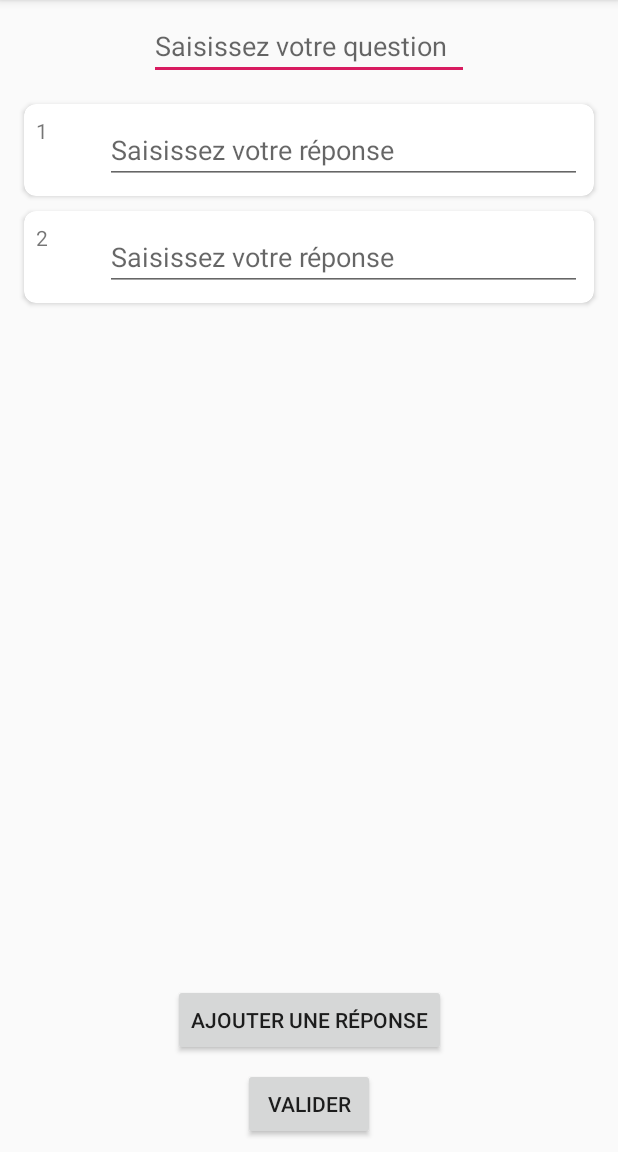
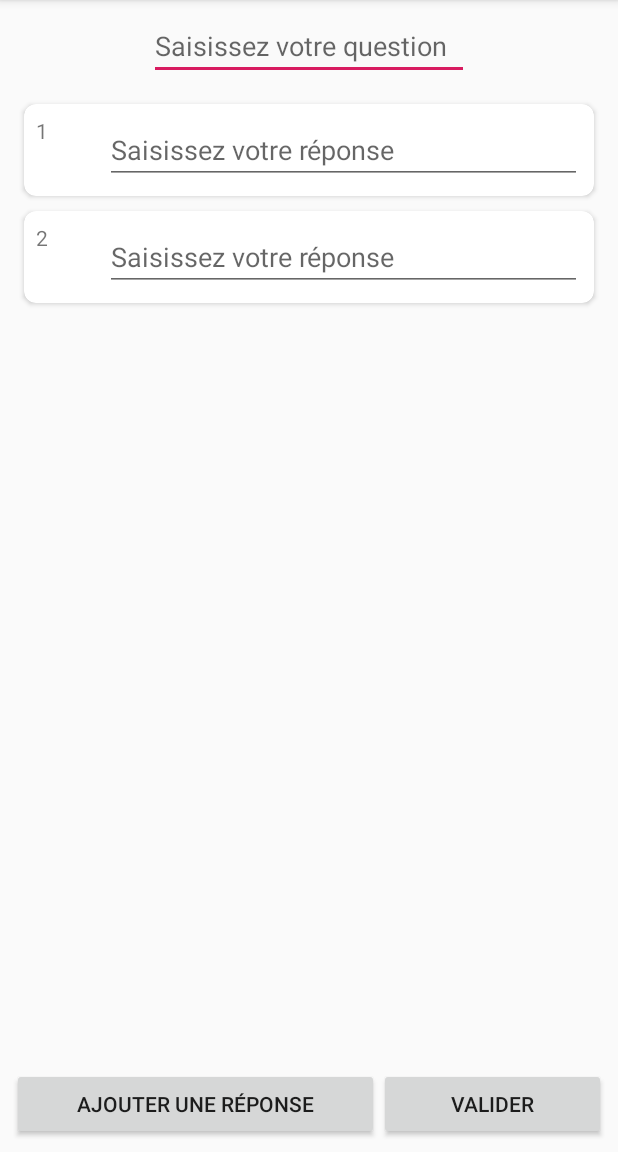
Before and after one commit to PTUT1GosseBonnot/SMS-Vote, an Android app: the screen it shows after launch (VoteCreationActivity), on a phone screen of 412 x 824 dp, the part 84-1236 px from its top. Run offline under Robolectric (Android 15) with nearby library versions, the phone set to English and light mode, and no system bars.

Commit message:
fix layout

```diff
--- a/app/src/main/res/layout/vote_creation_fragment.xml
+++ b/app/src/main/res/layout/vote_creation_fragment.xml
@@ -15,27 +15,34 @@
             android:id="@+id/questionEditText" android:layout_marginTop="8dp"
             app:layout_constraintTop_toTopOf="parent" android:layout_marginStart="8dp"
             app:layout_constraintStart_toStartOf="parent" android:layout_marginEnd="8dp"
-            app:layout_constraintEnd_toEndOf="parent" android:hint="@string/typeYourQuestion"/>
-    <Button
-            android:text="@string/addAnswerButton"
-            android:layout_width="wrap_content"
-            android:layout_height="wrap_content"
-            android:id="@+id/addAnswerButton" android:layout_marginBottom="8dp"
-            app:layout_constraintBottom_toTopOf="@+id/validateButton" app:layout_constraintStart_toStartOf="parent"
-            android:layout_marginStart="8dp" app:layout_constraintEnd_toEndOf="parent" android:layout_marginEnd="8dp"/>
-    <Button
-            android:text="@string/validateButton"
-            android:layout_width="wrap_content"
-            android:layout_height="wrap_content"
-            android:id="@+id/validateButton" android:layout_marginBottom="8dp"
-            app:layout_constraintBottom_toBottomOf="parent" app:layout_constraintEnd_toEndOf="parent"
-            android:layout_marginEnd="8dp" app:layout_constraintStart_toStartOf="parent"
-            android:layout_marginStart="8dp"/>
+            app:layout_constraintEnd_toEndOf="parent" android:hint="@string/typeYourQuestion" android:maxLines="2"/>
+
     <android.support.v7.widget.RecyclerView
             android:id="@+id/recyclerViewAnswers"
             android:layout_width="0dp"
             android:layout_height="0dp"
             app:layout_constraintTop_toBottomOf="@+id/questionEditText"
-            app:layout_constraintBottom_toTopOf="@+id/addAnswerButton" app:layout_constraintStart_toStartOf="parent"
-            android:layout_margin="8dp" app:layout_constraintEnd_toEndOf="parent"/>
+            app:layout_constraintStart_toStartOf="parent"
+            android:layout_margin="8dp" app:layout_constraintEnd_toEndOf="parent" android:layout_marginBottom="8dp"
+            app:layout_constraintBottom_toTopOf="@+id/linearLayout"/>
+    <LinearLayout
+            android:orientation="horizontal"
+            android:layout_width="match_parent"
+            android:layout_height="wrap_content" android:layout_marginBottom="8dp"
+            app:layout_constraintBottom_toBottomOf="parent" app:layout_constraintStart_toStartOf="parent"
+            android:layout_marginStart="8dp" app:layout_constraintEnd_toEndOf="parent" android:layout_marginEnd="8dp"
+            android:id="@+id/linearLayout">
+        <Button
+                android:text="@string/addAnswerButton"
+                android:layout_width="wrap_content"
+                android:layout_height="wrap_content"
+                android:layout_weight="1"
+                android:id="@+id/addAnswerButton"/>
+        <Button
+                android:text="@string/validateButton"
+                android:layout_width="wrap_content"
+                android:layout_height="wrap_content"
+                android:layout_weight="1"
+                android:id="@+id/validateButton"/>
+    </LinearLayout>
 </android.support.constraint.ConstraintLayout>
```
